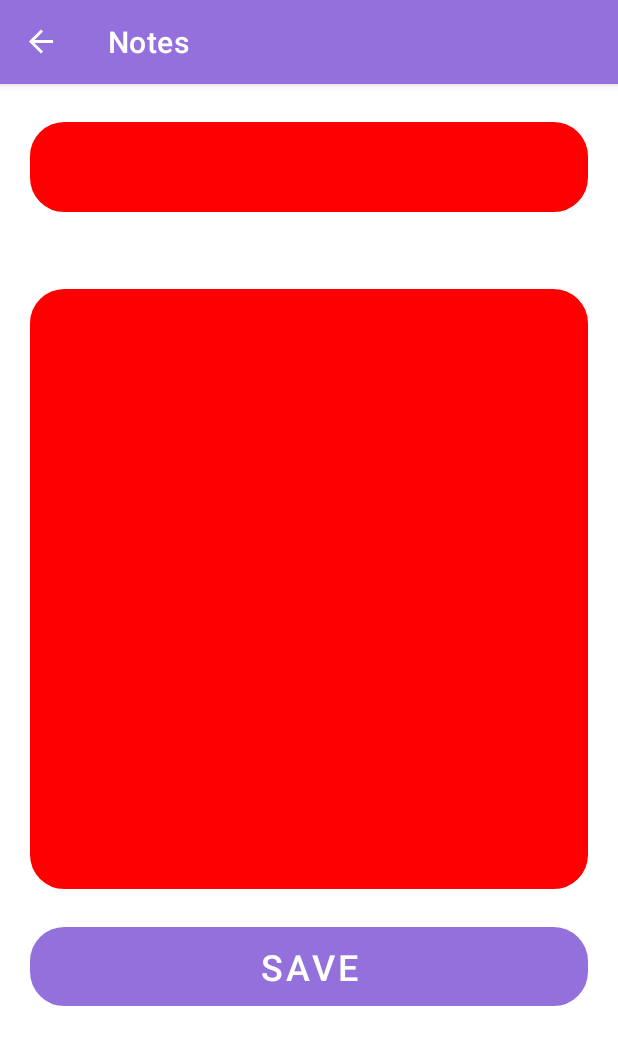
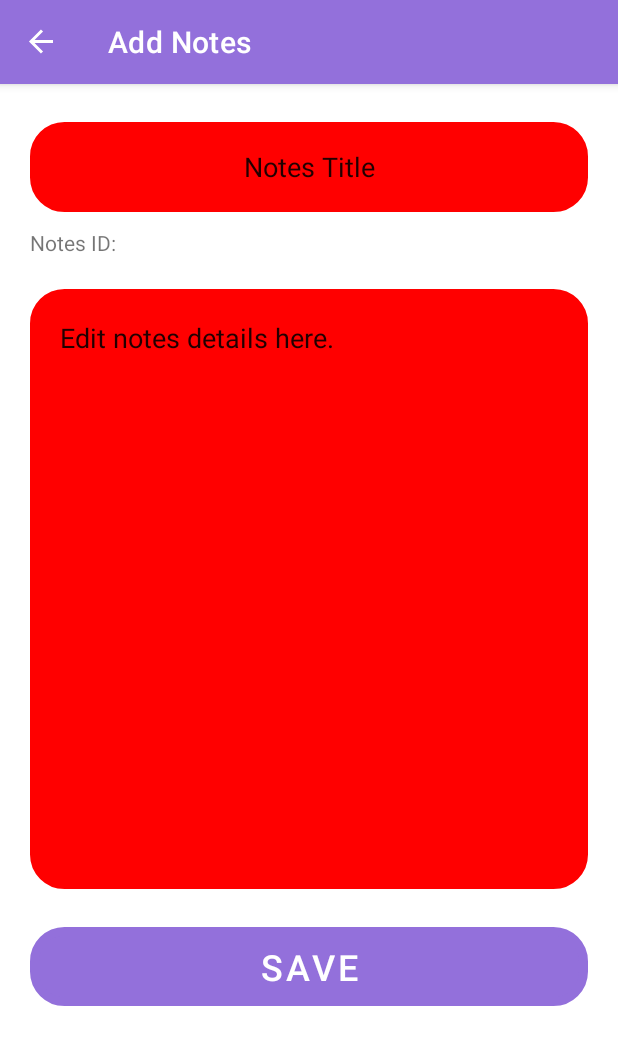
Before and after one commit to XinHao1221/HotelManagementSystem, an Android app built with Jetpack Compose: the NotesFragment screen opened through its navigation route, after a tap on an icon or button, on a phone screen of 412 x 824 dp. Shown: the top 1045 px of the screen. Run offline under Robolectric (Android 15) with nearby library versions, the phone set to English and light mode, and no system bars; our stand-ins replace Room's generated code, data binding, navigation-ui.

Commit message:
NotesPart2(Menu&DB)

```diff
--- /dev/null
+++ b/app/src/main/java/com/example/hotelmanagementsystem/notes/NotesAddFragment.kt
@@ -0,0 +1,102 @@
+package com.example.hotelmanagementsystem.notes
+
+import android.app.AlertDialog
+import android.graphics.Color
+import android.os.Bundle
+import androidx.fragment.app.Fragment
+import android.view.LayoutInflater
+import android.view.View
+import android.view.ViewGroup
+import android.widget.Toast
+import androidx.appcompat.app.AppCompatActivity
+import androidx.core.graphics.drawable.DrawableCompat
+import androidx.databinding.DataBindingUtil
+import androidx.fragment.app.activityViewModels
+import androidx.lifecycle.ViewModelProvider
+import androidx.navigation.fragment.findNavController
+import com.example.hotelmanagementsystem.R
+import com.example.hotelmanagementsystem.database.NotesDB.NotesEntity
+import com.example.hotelmanagementsystem.databinding.FragmentNotesAddBinding
+import com.example.hotelmanagementsystem.databinding.FragmentNotesDetailsBinding
+import com.example.hotelmanagementsystem.notes.viewmodel.NotesDatabaseViewModel
+import com.example.hotelmanagementsystem.notes.viewmodel.NotesViewModel
+
+class NotesAddFragment : Fragment() {
+
+    private val sharedViewModel: NotesViewModel by activityViewModels()
+    private lateinit var notesDatabaseViewModel: NotesDatabaseViewModel
+
+    override fun onCreateView(inflater: LayoutInflater, container: ViewGroup?,
+                              savedInstanceState: Bundle?): View? {
+
+        // Inflate the layout for this fragment
+        val binding = DataBindingUtil.inflate<FragmentNotesAddBinding>(inflater,
+                R.layout.fragment_notes_add, container,false)
+
+        (activity as AppCompatActivity?)!!.supportActionBar!!.title = "Add Notes"
+
+        // Initiate viewmodel
+        notesDatabaseViewModel = ViewModelProvider(this).get(NotesDatabaseViewModel::class.java)
+
+        // Save button
+        binding.notesAddSaveBtn.setOnClickListener{
+            saveNotesOnclick(it, binding)
+        }
+
+
+        return binding.root
+    }
+
+    private fun saveNotesOnclick(view: View, binding : FragmentNotesAddBinding){
+
+        // Variable declaration
+        var notesID:String = binding.notesAddID.text.toString()
+        var notesTitle:String = binding.notesAddTitle.text.toString()
+        var notesDesc:String = binding.notesAddDesc.text.toString()
+
+
+        if(notesTitle.toString() == ""){
+            DrawableCompat.setTint(binding.notesAddTitle.background, Color.RED)
+            binding.notesAddDesc.setError("This field is required!")
+        }
+        else{
+
+            val builder = AlertDialog.Builder(requireContext())
+
+            builder.setNegativeButton("No"){_, _ ->
+
+            }
+            // Confirm save
+            builder.setPositiveButton("Yes"){_, _->
+                sharedViewModel.setNotesID(notesID)
+                sharedViewModel.setNotesTitle(notesTitle)
+                sharedViewModel.setNotesDesc(notesDesc)
+
+                insertDataToDatabase()
+            }
+
+            builder.setTitle("Save?");
+
+            builder.setMessage("Confirm Save?")
+            builder.create().show()
+        }
+
+
+    }
+
+    private fun insertDataToDatabase(){
+
+        var notesTitle = sharedViewModel.notesTitle.toString()
+        var notesDesc = sharedViewModel.notesTitle.toString()
+
+        // Create Notes object
+        val notes = NotesEntity(0, notesTitle, notesDesc)
+
+        notesDatabaseViewModel.addNotes(notes)
+
+        Toast.makeText(requireContext(), "Notes Saved", Toast.LENGTH_LONG).show()
+
+        findNavController().navigate(R.id.action_notesAddFragment_to_notesFragment)
+    }
+
+}
--- a/app/src/main/java/com/example/hotelmanagementsystem/notes/NotesDetailsFragment.kt
+++ b/app/src/main/java/com/example/hotelmanagementsystem/notes/NotesDetailsFragment.kt
@@ -1,15 +1,11 @@
 package com.example.hotelmanagementsystem.notes
 
-import android.app.AlertDialog
-import android.graphics.Color
 import android.os.Bundle
 import androidx.fragment.app.Fragment
 import android.view.LayoutInflater
 import android.view.View
 import android.view.ViewGroup
-import android.widget.Toast
 import androidx.appcompat.app.AppCompatActivity
-import androidx.core.graphics.drawable.DrawableCompat
 import androidx.databinding.DataBindingUtil
 import androidx.fragment.app.activityViewModels
 import androidx.lifecycle.ViewModelProvider
@@ -17,9 +13,6 @@ import androidx.navigation.fragment.findNavController
 import androidx.navigation.fragment.navArgs
 import com.example.hotelmanagementsystem.R
 import com.example.hotelmanagementsystem.databinding.FragmentNotesDetailsBinding
-import com.example.hotelmanagementsystem.databinding.FragmentReservationSummaryBinding
-import com.example.hotelmanagementsystem.databinding.FragmentUpdateReservation1Binding
-import com.example.hotelmanagementsystem.hotelreservation.viewmodel.ReservationDatabaseViewModel
 import com.example.hotelmanagementsystem.notes.viewmodel.NotesDatabaseViewModel
 import com.example.hotelmanagementsystem.notes.viewmodel.NotesViewModel
 
@@ -36,31 +29,29 @@ class NotesDetailsFragment : Fragment() {
         val binding = DataBindingUtil.inflate<FragmentNotesDetailsBinding>(inflater,
                 R.layout.fragment_notes_details, container,false)
 
-        (activity as AppCompatActivity?)!!.supportActionBar!!.title = "Notes"
+        (activity as AppCompatActivity?)!!.supportActionBar!!.title = "Notes Details"
 
         // Initiate viewmodel
         notesDatabaseViewModel = ViewModelProvider(this).get(NotesDatabaseViewModel::class.java)
 
+        // Set all value inside args into sharedViewModel
+        setArgsValueToSharedViewModel()
+
         // Display all value in sharedViewModel
         displayNotesDetails(binding)
 
-        // Set all value inside args into sharedViewModel
-        setValueToTextField(binding)
-
         // Save button
-        binding.notesSaveBtn.setOnClickListener{
-            saveNotesOnclick(it, binding)
+        binding.notesEditBtn.setOnClickListener{
+            findNavController().navigate(R.id.action_reservationDetailFragment_to_updateReservationFragment1)
         }
-
 
         return binding.root
     }
 
-
-    fun setValueToTextField(binding: FragmentNotesDetailsBinding){
-
-        binding.notesDetailsTitle.setText(sharedViewModel.notesTitle)
-        binding.notesDetailsDesc.setText(sharedViewModel.notesDesc)
+    fun setArgsValueToSharedViewModel(){
+        sharedViewModel.setNotesID(args.notes.notesId.toString())
+        sharedViewModel.setNotesTitle(args.notes.notesTitle)
+        sharedViewModel.setNotesDesc(args.notes.notesDetails)
 
     }
 
@@ -69,41 +60,59 @@ class NotesDetailsFragment : Fragment() {
         binding.notesDetailsTitle.setText(sharedViewModel.notesTitle)
 
         if(sharedViewModel.notesDesc == "")
-            binding.notesDetailsDesc.setText("Edit notes details here.")
+            binding.notesDetailsDesc.setText("No description.")
         else
             binding.notesDetailsDesc.setText(sharedViewModel.notesDesc)
     }
 
-    private fun saveNotesOnclick(view: View, binding : FragmentNotesDetailsBinding){
-
-        // Variable declaration
-        var notesTitle:String = binding.notesDetailsTitle.text.toString()
-        var notesDesc:String = binding.notesDetailsDesc.text.toString()
-
-        if(notesTitle.toString() == ""){
-            DrawableCompat.setTint(binding.notesDetailsTitle.background, Color.RED)
-            binding.notesDetailsDesc.setError("This field is required!")
-        }
-        else{
-
-            val builder = AlertDialog.Builder(requireContext())
-
-            builder.setNegativeButton("No"){_, _ ->
-
-            }
-            // Confirm save
-            builder.setPositiveButton("Yes"){_, _->
-                sharedViewModel.setNotesTitle(notesTitle)
-                sharedViewModel.setNotesDesc(notesDesc)
-            }
-
-            builder.setTitle("Save?");
-
-            builder.setMessage("Confirm Save?")
-            builder.create().show()
-        }
-
-
-    }
+//    private fun saveNotesOnclick(view: View, binding : FragmentNotesDetailsBinding){
+//
+//        // Variable declaration
+//        var notesID:String = binding.notesDetailsID.text.toString()
+//        var notesTitle:String = binding.notesDetailsTitle.text.toString()
+//        var notesDesc:String = binding.notesDetailsDesc.text.toString()
+//
+//
+//        if(notesTitle.toString() == ""){
+//            DrawableCompat.setTint(binding.notesDetailsTitle.background, Color.RED)
+//            binding.notesDetailsDesc.setError("This field is required!")
+//        }
+//        else{
+//
+//            val builder = AlertDialog.Builder(requireContext())
+//
+//            builder.setNegativeButton("No"){_, _ ->
+//
+//            }
+//            // Confirm save
+//            builder.setPositiveButton("Yes"){_, _->
+//                sharedViewModel.setNotesID(notesID)
+//                sharedViewModel.setNotesTitle(notesTitle)
+//                sharedViewModel.setNotesDesc(notesDesc)
+//
+//                insertDataToDatabase()
+//            }
+//
+//            builder.setTitle("Save?");
+//
+//            builder.setMessage("Confirm Save?")
+//            builder.create().show()
+//        }
+//
+//
+//    }
+//
+//    private fun insertDataToDatabase(){
+//
+//        var notesTitle = sharedViewModel.notesTitle.toString()
+//        var notesDesc = sharedViewModel.notesTitle.toString()
+//
+//        // Create Notes object
+//        val notes = NotesEntity(0, notesTitle, notesDesc)
+//
+//        notesDatabaseViewModel.addNotes(notes)
+//
+//        Toast.makeText(requireContext(), "Notes Saved", Toast.LENGTH_LONG).show()
+//    }
 
 }
--- a/app/src/main/java/com/example/hotelmanagementsystem/notes/NotesFragment.kt
+++ b/app/src/main/java/com/example/hotelmanagementsystem/notes/NotesFragment.kt
@@ -49,7 +49,7 @@ class NotesFragment : Fragment() {
         })
 
         binding.addNotesFloatBtn.setOnClickListener {
-            findNavController().navigate(R.id.action_notesFragment_to_notesDetailsFragment)
+            findNavController().navigate(R.id.action_notesFragment_to_notesAddFragment)
         }
 
 
--- /dev/null
+++ b/app/src/main/res/layout/fragment_notes_add.xml
@@ -0,0 +1,60 @@
+<?xml version="1.0" encoding="utf-8"?>
+<layout xmlns:android="http://schemas.android.com/apk/res/android"
+    xmlns:tools="http://schemas.android.com/tools"
+    xmlns:app="http://schemas.android.com/apk/res-auto"
+    tools:context=".notes.NotesAddFragment">
+
+
+    <LinearLayout
+        android:layout_width="match_parent"
+        android:layout_height="match_parent"
+        android:orientation="vertical"
+        app:layout_constraintTop_toTopOf="parent">
+
+        <EditText
+            android:id="@+id/notes_add_Title"
+            android:layout_width="match_parent"
+            android:layout_height="60dp"
+            android:layout_marginTop="25dp"
+            android:layout_marginHorizontal="20dp"
+            android:layout_marginBottom="5dp"
+            android:background="@drawable/row_border"
+            android:text="@string/notes_title"
+            android:textAlignment="center"></EditText>
+
+        <TextView
+            android:id="@+id/notes_add_ID"
+            android:layout_width="match_parent"
+            android:layout_height="30dp"
+            android:layout_marginVertical="5dp"
+            android:layout_marginHorizontal="20dp"
+            android:text="@string/notes_id">
+        </TextView>
+
+        <EditText
+            android:id="@+id/notes_add_Desc"
+            android:layout_width="match_parent"
+            android:layout_height="400dp"
+            android:layout_marginHorizontal="20dp"
+            android:layout_marginVertical="5dp"
+            android:background="@drawable/row_border"
+            android:text="@string/notes_details_edit"
+            android:inputType="textMultiLine"
+            android:lines="10"
+            android:singleLine="false"
+            android:padding="20dp"
+            android:gravity="top|start"></EditText>
+
+        <Button
+            android:id="@+id/notes_add_saveBtn"
+            android:layout_width="match_parent"
+            android:layout_height="wrap_content"
+            android:layout_margin="20dp"
+            android:background="@drawable/row_border"
+            android:text="@string/notes_save"
+            android:textSize="24sp"></Button>
+
+    </LinearLayout>
+
+
+</layout>
--- a/app/src/main/res/navigation/nav_graph.xml
+++ b/app/src/main/res/navigation/nav_graph.xml
@@ -167,6 +167,9 @@
         <action
             android:id="@+id/action_notesFragment_to_notesDetailsFragment"
             app:destination="@id/notesDetailsFragment" />
+        <action
+            android:id="@+id/action_notesFragment_to_notesAddFragment"
+            app:destination="@id/notesAddFragment" />
     </fragment>
     <fragment
         android:id="@+id/notesDetailsFragment"
@@ -177,4 +180,13 @@
             android:name="notes"
             app:argType="com.example.hotelmanagementsystem.database.NotesDB.NotesEntity" />
     </fragment>
+    <fragment
+        android:id="@+id/notesAddFragment"
+        android:name="com.example.hotelmanagementsystem.notes.NotesAddFragment"
+        android:label="fragment_notes_add"
+        tools:layout="@layout/fragment_notes_add" >
+        <action
+            android:id="@+id/action_notesAddFragment_to_notesFragment"
+            app:destination="@id/notesFragment" />
+    </fragment>
 </navigation>
```
Also changed, not shown: app/src/main/java/com/example/hotelmanagementsystem/notes/NotesEditFragment.kt (added, +115 -0 lines), app/src/main/res/layout/fragment_notes_details.xml (+10 -7 lines), app/src/main/res/layout/fragment_notes_edit.xml (added, +63 -0 lines).
